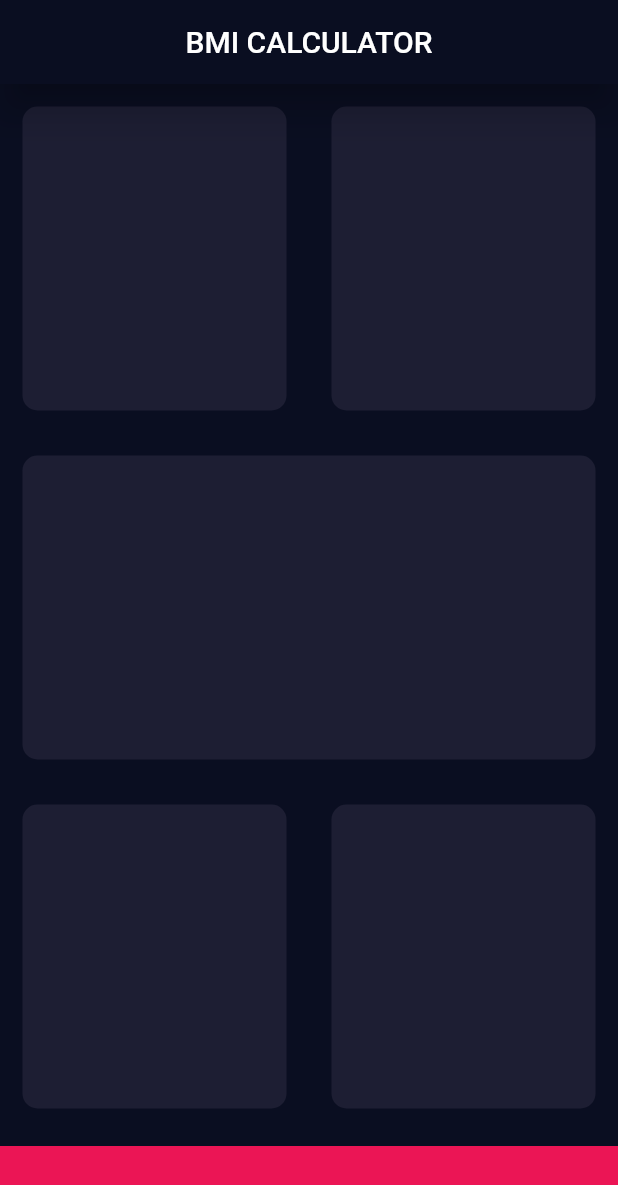
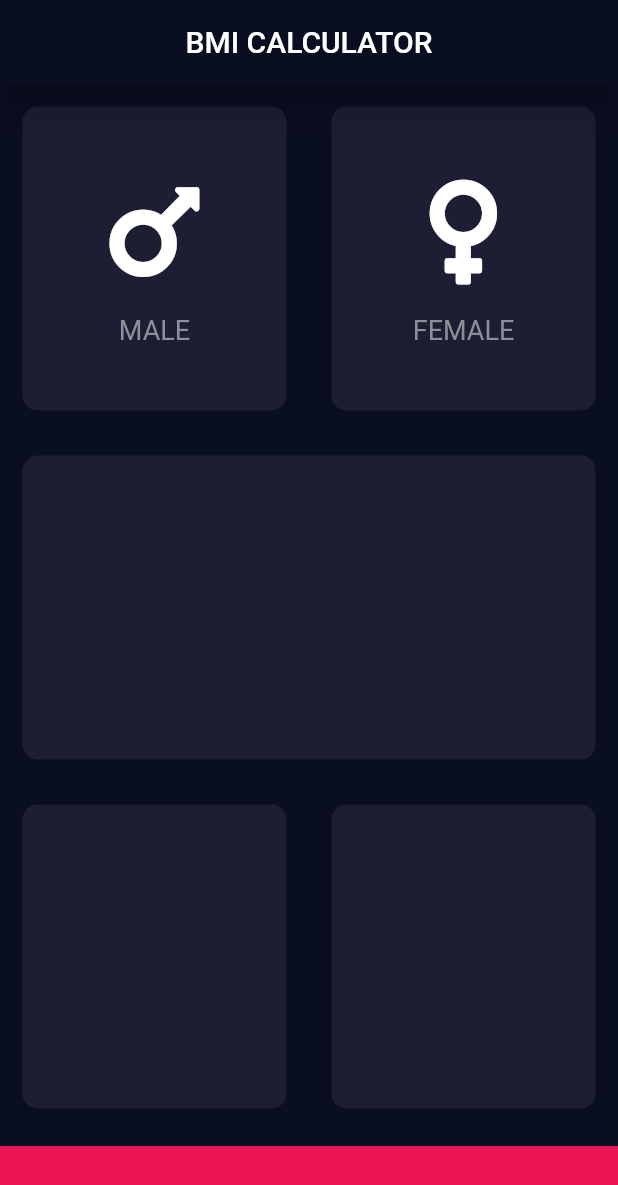
Before and after one commit to alejorom/bmi_calculator, a Flutter app: the screen it shows after launch, on a phone screen of 412 x 824 dp. Shown: the top 1185 px of the screen. Run offline on Flutter 3.47's test engine with Material 2 defaults, Android fonts, the phone set to English and light mode, and no system bars; our stand-ins replace font_awesome_flutter.

Commit message:
Adicionar custom widgets

```diff
--- a/lib/pages/input_page.dart
+++ b/lib/pages/input_page.dart
@@ -1,4 +1,6 @@
 import 'package:flutter/material.dart';
+import 'package:font_awesome_flutter/font_awesome_flutter.dart';
+import '../widgets/widgets.dart';
 
 const double buttonContainerHeight = 60;
 const int activeCardColor = 0xFF1D1E33;
@@ -28,11 +30,19 @@ class _InputPageState extends State<InputPage> {
                 Expanded(
                   child: ContainerCard(
                     color: Color(activeCardColor),
+                    cardChild: IconContent(
+                      icon: FontAwesomeIcons.mars,
+                      text: 'MALE',
+                    ),
                   ),
                 ),
                 Expanded(
                   child: ContainerCard(
                     color: Color(activeCardColor),
+                    cardChild: IconContent(
+                      icon: FontAwesomeIcons.venus,
+                      text: 'FEMALE',
+                    ),
                   ),
                 ),
               ],
@@ -64,24 +74,9 @@ class _InputPageState extends State<InputPage> {
             margin: const EdgeInsets.only(top: 10.0),
             width: double.infinity,
             height: buttonContainerHeight,
-          )
+          ),
         ],
       ),
     );
   }
 }
-
-class ContainerCard extends StatelessWidget {
-  const ContainerCard({Key? key, required this.color}) : super(key: key);
-  final Color color;
-  @override
-  Widget build(BuildContext context) {
-    return Container(
-      margin: const EdgeInsets.all(15.0),
-      decoration: BoxDecoration(
-        color: color,
-        borderRadius: BorderRadius.circular(10.0),
-      ),
-    );
-  }
-}
--- /dev/null
+++ b/lib/widgets/container_card.dart
@@ -0,0 +1,18 @@
+import 'package:flutter/material.dart';
+
+class ContainerCard extends StatelessWidget {
+  const ContainerCard({Key? key, required this.color, this.cardChild}) : super(key: key);
+  final Color color;
+  final Widget? cardChild;
+  @override
+  Widget build(BuildContext context) {
+    return Container(
+      child: cardChild,
+      margin: const EdgeInsets.all(15.0),
+      decoration: BoxDecoration(
+        color: color,
+        borderRadius: BorderRadius.circular(10.0),
+      ),
+    );
+  }
+}
--- /dev/null
+++ b/lib/widgets/icon_content.dart
@@ -0,0 +1,31 @@
+import 'package:flutter/material.dart';
+
+const labelTextStyle = TextStyle(
+  fontSize: 18.0,
+  color: Color(0xFF8D8E98),
+);
+
+class IconContent extends StatelessWidget {
+  const IconContent( { Key? key, required this.icon, required this.text, }) : super(key: key);
+  final IconData icon;
+  final String text;
+  @override
+  Widget build(BuildContext context) {
+    return Column(
+      mainAxisAlignment: MainAxisAlignment.center,
+      children: [
+        Icon(
+          icon,
+          size: 80.0,
+        ),
+        const SizedBox(
+          height: 15.0,
+        ),
+        Text(
+          text,
+          style: labelTextStyle,
+        ),
+      ],
+    );
+  }
+}
--- /dev/null
+++ b/lib/widgets/widgets.dart
@@ -0,0 +1,2 @@
+export 'icon_content.dart';
+export 'container_card.dart';
--- a/pubspec.yaml
+++ b/pubspec.yaml
@@ -13,6 +13,7 @@ dependencies:
     sdk: flutter
 
   cupertino_icons: ^1.0.2
+  font_awesome_flutter: ^9.2.0
 
 dev_dependencies:
   flutter_test:
```
